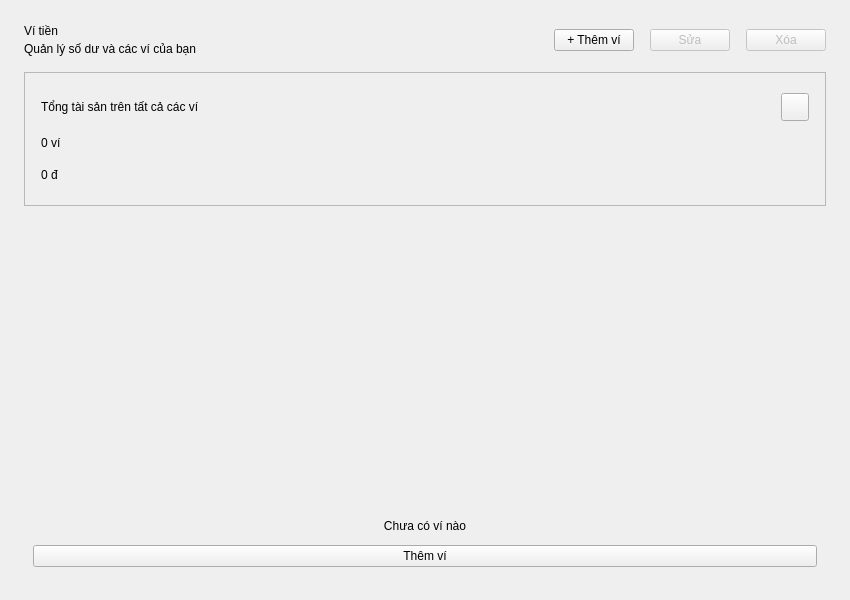
First picture: the form in src/ui/pages/wallet_page.ui, repository ryoverling/PBL2, before the edit.
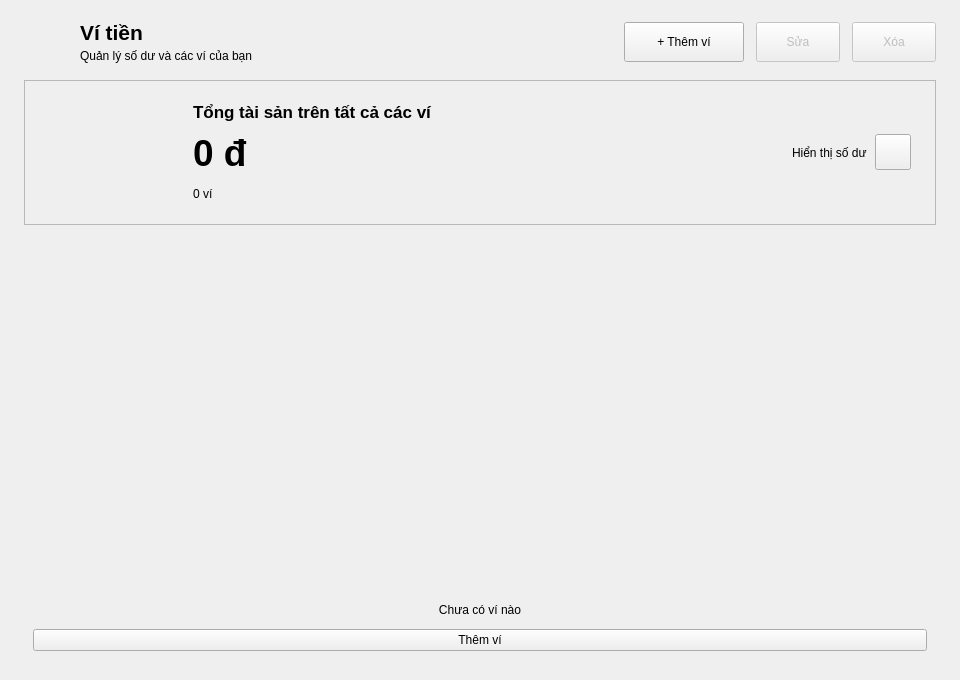
Second picture: the form after the edit. Custom widgets are drawn as their Qt base class.

Commit message: feat(ui): redesign wallets page matching mockup 3 with hero balance card and color-accented wallet cards

The edit to the form file:
```diff
--- a/src/ui/pages/wallet_page.ui
+++ b/src/ui/pages/wallet_page.ui
@@ -6,8 +6,8 @@
    <rect>
     <x>0</x>
     <y>0</y>
-    <width>850</width>
-    <height>600</height>
+    <width>960</width>
+    <height>680</height>
    </rect>
   </property>
   <layout class="QVBoxLayout" name="pageLayout">
@@ -18,23 +18,52 @@
     <number>24</number>
    </property>
    <property name="topMargin">
-    <number>24</number>
+    <number>20</number>
    </property>
    <property name="rightMargin">
     <number>24</number>
    </property>
    <property name="bottomMargin">
-    <number>24</number>
+    <number>20</number>
    </property>
    <item>
     <layout class="QHBoxLayout" name="headerLayout">
+     <property name="spacing">
+      <number>12</number>
+     </property>
+     <item>
+      <widget class="QLabel" name="lblHeaderIcon">
+       <property name="minimumSize">
+        <size>
+         <width>44</width>
+         <height>44</height>
+        </size>
+       </property>
+       <property name="maximumSize">
+        <size>
+         <width>44</width>
+         <height>44</height>
+        </size>
+       </property>
+       <property name="text">
+        <string/>
+       </property>
+      </widget>
+     </item>
      <item>
       <layout class="QVBoxLayout" name="headingLayout">
        <property name="spacing">
-        <number>4</number>
+        <number>2</number>
        </property>
        <item>
         <widget class="QLabel" name="lblPageTitle">
+         <property name="font">
+          <font>
+           <family>Segoe UI</family>
+           <pointsize>16</pointsize>
+           <bold>true</bold>
+          </font>
+         </property>
          <property name="text">
           <string>Ví tiền</string>
          </property>
@@ -64,8 +93,11 @@
      </item>
      <item>
       <widget class="QPushButton" name="btnAdd">
-       <property name="role" stdset="0">
-        <string notr="true">primary</string>
+       <property name="minimumSize">
+        <size>
+         <width>120</width>
+         <height>40</height>
+        </size>
        </property>
        <property name="text">
         <string>+ Thêm ví</string>
@@ -74,8 +106,14 @@
      </item>
      <item>
       <widget class="QPushButton" name="btnEdit">
-       <property name="role" stdset="0">
-        <string notr="true">secondary</string>
+       <property name="enabled">
+        <bool>false</bool>
+       </property>
+       <property name="minimumSize">
+        <size>
+         <width>84</width>
+         <height>40</height>
+        </size>
        </property>
        <property name="text">
         <string>Sửa</string>
@@ -87,8 +125,14 @@
      </item>
      <item>
       <widget class="QPushButton" name="btnDelete">
-       <property name="role" stdset="0">
-        <string notr="true">danger</string>
+       <property name="enabled">
+        <bool>false</bool>
+       </property>
+       <property name="minimumSize">
+        <size>
+         <width>84</width>
+         <height>40</height>
+        </size>
        </property>
        <property name="text">
         <string>Xóa</string>
@@ -105,13 +149,13 @@
      <property name="minimumSize">
       <size>
        <width>0</width>
-       <height>134</height>
+       <height>145</height>
       </size>
      </property>
      <property name="maximumSize">
       <size>
        <width>16777215</width>
-       <height>150</height>
+       <height>155</height>
       </size>
      </property>
      <property name="frameShape">
@@ -121,23 +165,58 @@
       <string notr="true">class</string>
       <string notr="true">card</string>
      </property>
-     <layout class="QVBoxLayout" name="balanceLayout">
+     <layout class="QHBoxLayout" name="heroLayout">
+      <property name="spacing">
+       <number>18</number>
+      </property>
       <property name="leftMargin">
-       <number>16</number>
+       <number>20</number>
       </property>
       <property name="topMargin">
-       <number>16</number>
+       <number>14</number>
       </property>
       <property name="rightMargin">
-       <number>16</number>
+       <number>24</number>
       </property>
       <property name="bottomMargin">
-       <number>16</number>
+       <number>14</number>
       </property>
       <item>
-       <layout class="QHBoxLayout" name="walletBalanceTitleLayout">
+       <widget class="QLabel" name="lblHeroIllustration">
+        <property name="minimumSize">
+         <size>
+          <width>130</width>
+          <height>95</height>
+         </size>
+        </property>
+        <property name="maximumSize">
+         <size>
+          <width>130</width>
+          <height>95</height>
+         </size>
+        </property>
+        <property name="text">
+         <string/>
+        </property>
+        <property name="alignment">
+         <set>Qt::AlignCenter</set>
+        </property>
+       </widget>
+      </item>
+      <item>
+       <layout class="QVBoxLayout" name="balanceTextLayout">
+        <property name="spacing">
+         <number>4</number>
+        </property>
         <item>
          <widget class="QLabel" name="lblBalanceTitle">
+          <property name="font">
+           <font>
+            <family>Segoe UI</family>
+            <pointsize>13</pointsize>
+            <bold>true</bold>
+           </font>
+          </property>
           <property name="text">
            <string>Tổng tài sản trên tất cả các ví</string>
           </property>
@@ -148,25 +227,27 @@
          </widget>
         </item>
         <item>
-         <spacer name="spacerEyeWallet">
-          <property name="orientation">
-           <enum>Qt::Horizontal</enum>
+         <widget class="QLabel" name="lblTotalBalance">
+          <property name="font">
+           <font>
+            <family>Segoe UI</family>
+            <pointsize>28</pointsize>
+            <bold>true</bold>
+           </font>
           </property>
-          <property name="sizeHint" stdset="0">
-           <size>
-            <width>40</width>
-            <height>20</height>
-           </size>
+          <property name="text">
+           <string>0 đ</string>
           </property>
-         </spacer>
+          <property name="property" stdset="0">
+           <string notr="true">class</string>
+           <string notr="true">hero-balance</string>
+          </property>
+         </widget>
         </item>
         <item>
-         <widget class="IconBadge" name="badgeTotalWallet">
-          <property name="minimumSize">
-           <size>
-            <width>36</width>
-            <height>36</height>
-           </size>
+         <widget class="QLabel" name="lblWalletCount">
+          <property name="text">
+           <string>0 ví</string>
           </property>
           <property name="maximumSize">
            <size>
@@ -174,8 +255,36 @@
             <height>36</height>
            </size>
           </property>
-          <property name="kind" stdset="0">
-           <string notr="true">bank</string>
+         </widget>
+        </item>
+       </layout>
+      </item>
+      <item>
+       <spacer name="spacerHeroCenter">
+        <property name="orientation">
+         <enum>Qt::Horizontal</enum>
+        </property>
+        <property name="sizeHint" stdset="0">
+         <size>
+          <width>40</width>
+          <height>20</height>
+         </size>
+        </property>
+       </spacer>
+      </item>
+      <item>
+       <layout class="QHBoxLayout" name="eyeLayout">
+        <property name="spacing">
+         <number>8</number>
+        </property>
+        <item>
+         <widget class="QLabel" name="lblEyeCaption">
+          <property name="text">
+           <string>Hiển thị số dư</string>
+          </property>
+          <property name="property" stdset="0">
+           <string notr="true">class</string>
+           <string notr="true">hero-eye-caption</string>
           </property>
          </widget>
         </item>
@@ -186,14 +295,14 @@
           </property>
           <property name="minimumSize">
            <size>
-            <width>28</width>
-            <height>28</height>
+            <width>36</width>
+            <height>36</height>
            </size>
           </property>
           <property name="maximumSize">
            <size>
-            <width>28</width>
-            <height>28</height>
+            <width>36</width>
+            <height>36</height>
            </size>
           </property>
           <property name="text">
@@ -206,27 +315,6 @@
         </item>
        </layout>
       </item>
-      <item>
-       <widget class="QLabel" name="lblWalletCount">
-        <property name="text">
-         <string>0 ví</string>
-        </property>
-       </widget>
-      </item>
-      <item>
-       <widget class="QLabel" name="lblTotalBalance">
-        <property name="text">
-         <string>0 đ</string>
-        </property>
-        <property name="property" stdset="0">
-         <string notr="true">class</string>
-         <string notr="true">amount-balance</string>
-        </property>
-       </widget>
-      </item>
-      <property name="spacing">
-       <number>4</number>
-      </property>
      </layout>
     </widget>
    </item>
@@ -242,6 +330,14 @@
       <enum>Qt::ScrollBarAlwaysOff</enum>
      </property>
      <widget class="QWidget" name="walletContainer">
+      <property name="geometry">
+       <rect>
+        <x>0</x>
+        <y>0</y>
+        <width>912</width>
+        <height>440</height>
+       </rect>
+      </property>
       <layout class="QVBoxLayout" name="walletContentLayout">
        <property name="spacing">
         <number>0</number>
@@ -270,13 +366,19 @@
           <number>0</number>
          </property>
          <property name="topMargin">
-          <number>0</number>
+          <number>4</number>
          </property>
          <property name="rightMargin">
           <number>0</number>
          </property>
          <property name="bottomMargin">
-          <number>0</number>
+          <number>4</number>
+         </property>
+         <property name="horizontalSpacing">
+          <number>20</number>
+         </property>
+         <property name="verticalSpacing">
+          <number>20</number>
          </property>
         </layout>
        </item>
@@ -288,7 +390,7 @@
          <property name="sizeHint" stdset="0">
           <size>
            <width>20</width>
-           <height>1</height>
+           <height>10</height>
           </size>
          </property>
         </spacer>
@@ -340,11 +442,6 @@
    <extends>QPushButton</extends>
    <header>widgets/eye_button.h</header>
   </customwidget>
-  <customwidget>
-   <class>IconBadge</class>
-   <extends>QWidget</extends>
-   <header>widgets/icon_badge.h</header>
-  </customwidget>
  </customwidgets>
  <resources />
  <connections />
```
Left out of the diff: 55 changed lines with no effect on the pictures. The commit also changes 8 other files.
